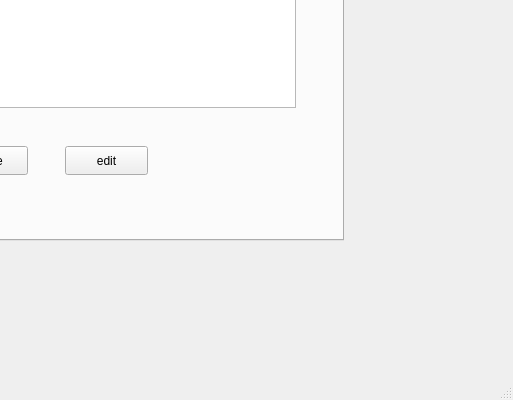
This is bankingSystem/AdminDashboard.ui in mehdi0-0s/Banking as Qt 5 draws it before an edit; both pictures show x 287 to 800 and y 200 to 600 of the 800 by 600 pixel window. The edited form follows.
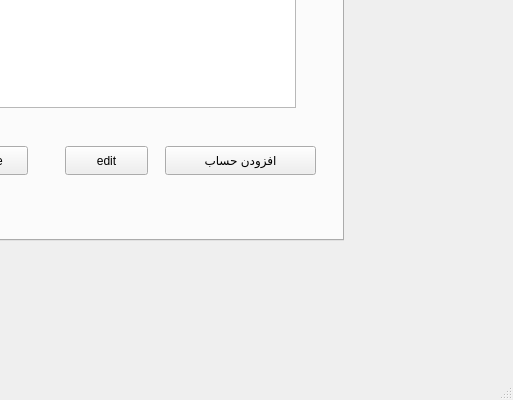
This is the edited form. The open tabs and pages were chosen to show the change.

Commit message: (admin): Implement add account to customer functionality

Diff of the .ui file:
```diff
--- a/bankingSystem/AdminDashboard.ui
+++ b/bankingSystem/AdminDashboard.ui
@@ -79,6 +79,19 @@
        <string>delete</string>
       </property>
      </widget>
+     <widget class="QPushButton" name="addAccount_pushButton">
+      <property name="geometry">
+       <rect>
+        <x>430</x>
+        <y>280</y>
+        <width>151</width>
+        <height>29</height>
+       </rect>
+      </property>
+      <property name="text">
+       <string>افزودن حساب</string>
+      </property>
+     </widget>
     </widget>
     <widget class="QWidget" name="tab_2">
      <attribute name="title">
@@ -94,19 +107,6 @@
        </rect>
       </property>
      </widget>
-     <widget class="QPushButton" name="addAccount_pushButton">
-      <property name="geometry">
-       <rect>
-        <x>70</x>
-        <y>280</y>
-        <width>151</width>
-        <height>29</height>
-       </rect>
-      </property>
-      <property name="text">
-       <string>افزودن حساب</string>
-      </property>
-     </widget>
     </widget>
    </widget>
   </widget>
```
Left out of the diff: 2 changed lines with no effect on the pictures. The commit also changes 6 other files.
